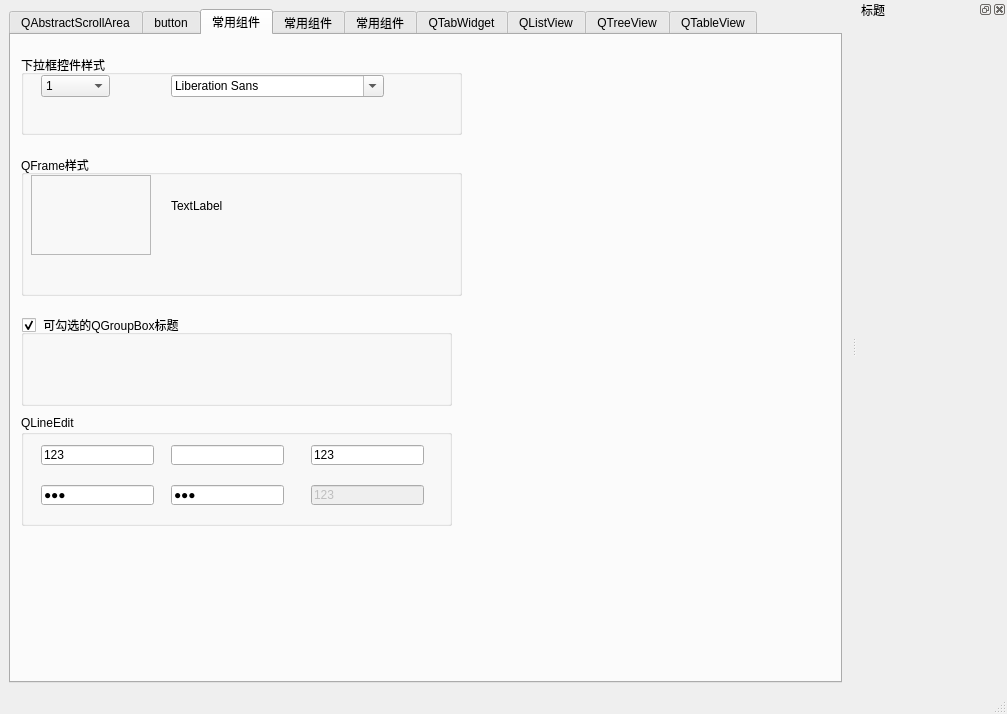
First picture: the form in QStyleDemo/QssDemo/mainwindow.ui, repository mahuifa/QMDemo, before the edit.
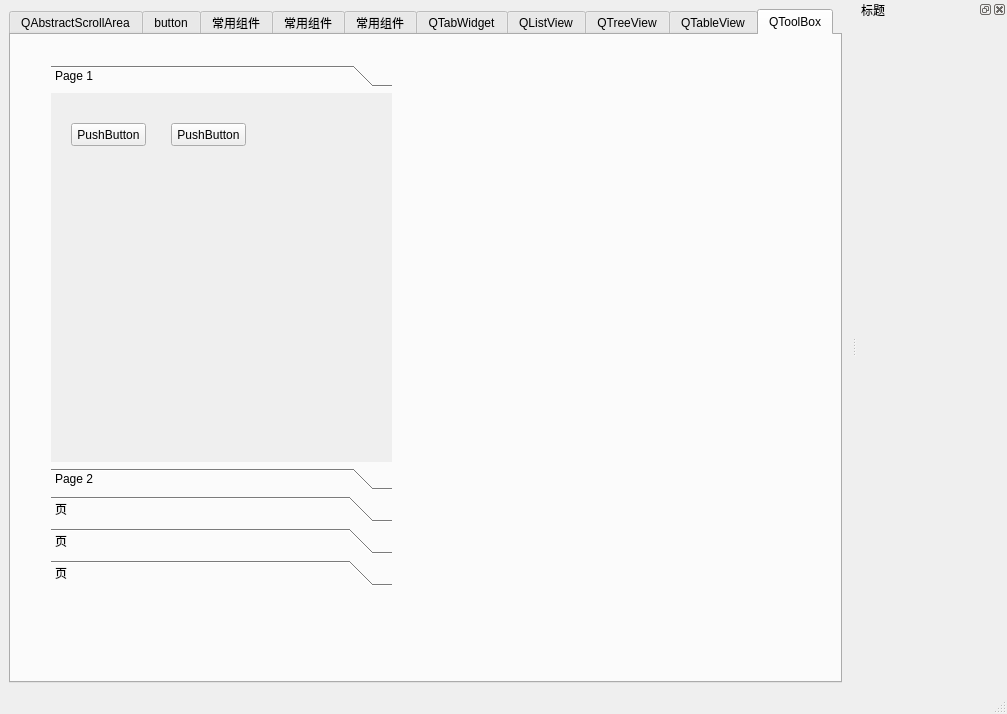
Second picture: the form after the edit. The open tabs and pages were chosen to show the change.

Diff of the .ui file:
```diff
--- a/QStyleDemo/QssDemo/mainwindow.ui
+++ b/QStyleDemo/QssDemo/mainwindow.ui
@@ -2026,6 +2026,140 @@
         </item>
        </layout>
       </widget>
+      <widget class="QWidget" name="tab_19">
+       <attribute name="title">
+        <string>QToolBox</string>
+       </attribute>
+       <widget class="QToolBox" name="toolBox">
+        <property name="geometry">
+         <rect>
+          <x>40</x>
+          <y>30</y>
+          <width>341</width>
+          <height>521</height>
+         </rect>
+        </property>
+        <property name="currentIndex">
+         <number>3</number>
+        </property>
+        <widget class="QWidget" name="page">
+         <property name="geometry">
+          <rect>
+           <x>0</x>
+           <y>0</y>
+           <width>341</width>
+           <height>391</height>
+          </rect>
+         </property>
+         <attribute name="label">
+          <string>Page 1</string>
+         </attribute>
+         <widget class="QPushButton" name="pushButton_9">
+          <property name="geometry">
+           <rect>
+            <x>20</x>
+            <y>30</y>
+            <width>75</width>
+            <height>23</height>
+           </rect>
+          </property>
+          <property name="text">
+           <string>PushButton</string>
+          </property>
+         </widget>
+         <widget class="QPushButton" name="pushButton_10">
+          <property name="geometry">
+           <rect>
+            <x>120</x>
+            <y>30</y>
+            <width>75</width>
+            <height>23</height>
+           </rect>
+          </property>
+          <property name="text">
+           <string>PushButton</string>
+          </property>
+         </widget>
+        </widget>
+        <widget class="QWidget" name="page_2">
+         <property name="geometry">
+          <rect>
+           <x>0</x>
+           <y>0</y>
+           <width>341</width>
+           <height>391</height>
+          </rect>
+         </property>
+         <attribute name="label">
+          <string>Page 2</string>
+         </attribute>
+         <widget class="QCheckBox" name="checkBox_4">
+          <property name="geometry">
+           <rect>
+            <x>30</x>
+            <y>40</y>
+            <width>71</width>
+            <height>16</height>
+           </rect>
+          </property>
+          <property name="text">
+           <string>CheckBox</string>
+          </property>
+         </widget>
+         <widget class="QRadioButton" name="radioButton_4">
+          <property name="geometry">
+           <rect>
+            <x>140</x>
+            <y>40</y>
+            <width>89</width>
+            <height>16</height>
+           </rect>
+          </property>
+          <property name="text">
+           <string>RadioButton</string>
+          </property>
+         </widget>
+        </widget>
+        <widget class="QWidget" name="page_3">
+         <attribute name="label">
+          <string>页</string>
+         </attribute>
+         <widget class="QTextEdit" name="textEdit_2">
+          <property name="geometry">
+           <rect>
+            <x>20</x>
+            <y>30</y>
+            <width>104</width>
+            <height>71</height>
+           </rect>
+          </property>
+         </widget>
+        </widget>
+        <widget class="QWidget" name="page_4">
+         <attribute name="label">
+          <string>页</string>
+         </attribute>
+         <widget class="QLineEdit" name="lineEdit_7">
+          <property name="geometry">
+           <rect>
+            <x>10</x>
+            <y>30</y>
+            <width>113</width>
+            <height>20</height>
+           </rect>
+          </property>
+         </widget>
+        </widget>
+        <widget class="QWidget" name="page_5">
+         <attribute name="label">
+          <string>页</string>
+         </attribute>
+         <attribute name="toolTip">
+          <string>&lt;html&gt;&lt;head/&gt;&lt;body&gt;&lt;p&gt;123&lt;/p&gt;&lt;/body&gt;&lt;/html&gt;</string>
+         </attribute>
+        </widget>
+       </widget>
+      </widget>
      </widget>
     </item>
    </layout>
```
Left out of the diff: 43 changed lines with no effect on the pictures. Lines whose indentation alone changed are shown as unchanged.
